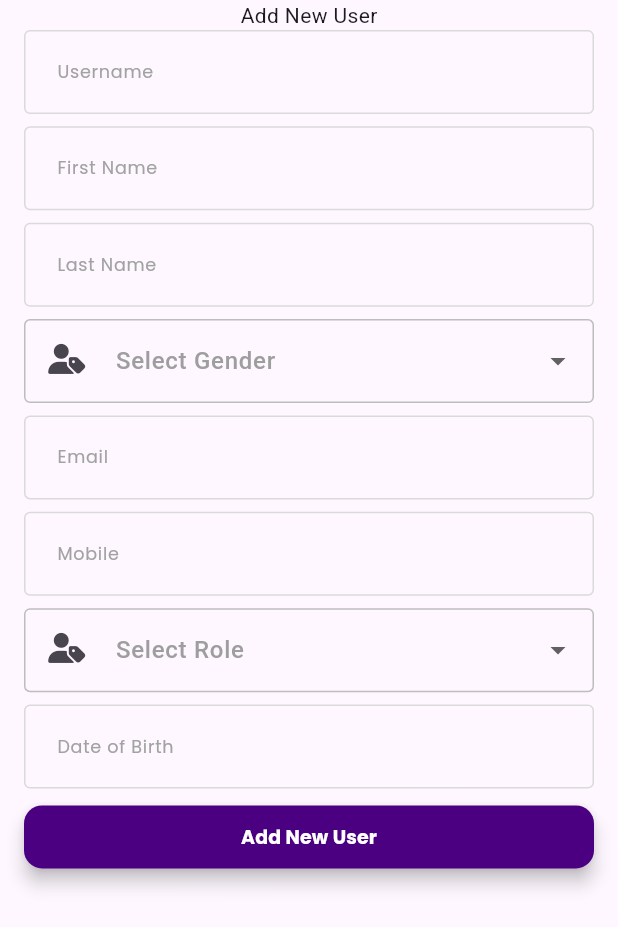
After one commit to AleeXraxa/WorkForce, a Flutter app: the AddUser screen opened directly, on a phone screen of 412 x 824 dp. The commit adds this screen. Shown: the top 927 px of the screen. Run offline on Flutter 3.47's test engine with Material 3 defaults, Android fonts, the phone set to English and light mode, and no system bars; our stand-ins replace cloud_firestore, connectivity_plus, firebase_auth, firebase_core, flutter_screenutil, font_awesome_flutter and 1 more; accounts and stored records are empty.

Commit message:
loing and account creation in admin implemented

```diff
--- a/lib/Core/app_core.dart
+++ b/lib/Core/app_core.dart
@@ -10,17 +10,18 @@ export 'package:get/get.dart';
 export 'dart:async';
 export 'package:connectivity_plus/connectivity_plus.dart';
 export 'package:font_awesome_flutter/font_awesome_flutter.dart';
+export 'package:firebase_auth/firebase_auth.dart';
 
 // Model
 
 // Views
 export 'package:workforce/splash.dart';
-export 'package:workforce/Features/Authenticatoin/View/login.dart';
+export 'package:workforce/Features/Authentication/View/login.dart';
 
 // Controller
 export 'package:workforce/shared/controllers/connectivity_controller.dart';
 export 'package:workforce/shared/controllers/pass_controller.dart';
-export 'package:workforce/Features/Authenticatoin/controller/auth_controller.dart';
+export 'package:workforce/Features/Authentication/controller/auth_controller.dart';
 
 // Custom Widgets
 export 'package:workforce/shared/Widgets/custom_field.dart';
--- /dev/null
+++ b/lib/Features/Admin/Controller/admin_controller.dart
@@ -0,0 +1,52 @@
+import 'package:workforce/Core/app_core.dart';
+import 'package:workforce/Features/Admin/model/user_model.dart';
+import 'package:workforce/Features/Admin/service/admin_service.dart';
+
+class AdminController extends GetxController {
+  // Form controllers
+  final usernameController = TextEditingController();
+  final emailController = TextEditingController();
+  final firstNameController = TextEditingController();
+  final lastNameController = TextEditingController();
+  final mobileController = TextEditingController();
+  final dobController = TextEditingController();
+
+  // Dropdown values
+  RxString selectedRole = ''.obs;
+  RxString selectedGender = ''.obs;
+
+  final AdminService _adminService = AdminService();
+
+  void setRole(String role) => selectedRole.value = role;
+
+  void setGender(String gender) => selectedGender.value = gender;
+
+  Future<void> addNewUser() async {
+    final user = UserModel(
+      id: '', // Will be updated after Firestore save
+      username: usernameController.text.trim(),
+      firstName: firstNameController.text.trim(),
+      lastName: lastNameController.text.trim(),
+      gender: selectedGender.value,
+      email: emailController.text.trim(),
+      mobile: mobileController.text.trim(),
+      role: selectedRole.value,
+      dob: dobController.text.trim(),
+    );
+
+    await _adminService.createUser(user);
+    Get.snackbar('Success', 'User added successfully');
+  }
+
+  // Optional: Dispose controllers
+  @override
+  void onClose() {
+    usernameController.dispose();
+    emailController.dispose();
+    firstNameController.dispose();
+    lastNameController.dispose();
+    mobileController.dispose();
+    dobController.dispose();
+    super.onClose();
+  }
+}
--- /dev/null
+++ b/lib/Features/Admin/model/user_model.dart
@@ -0,0 +1,50 @@
+class UserModel {
+  final String id;
+  final String username;
+  final String firstName;
+  final String lastName;
+  final String gender;
+  final String email;
+  final String mobile;
+  final String role;
+  final String dob;
+
+  UserModel({
+    required this.id,
+    required this.username,
+    required this.firstName,
+    required this.lastName,
+    required this.gender,
+    required this.email,
+    required this.mobile,
+    required this.role,
+    required this.dob,
+  });
+
+  factory UserModel.fromMap(Map<String, dynamic> map, String docId) {
+    return UserModel(
+      id: docId,
+      username: map['username'] ?? '',
+      firstName: map['firstName'] ?? '',
+      lastName: map['lastName'] ?? '',
+      gender: map['gender'] ?? '',
+      email: map['email'] ?? '',
+      mobile: map['mobile'] ?? '',
+      role: map['role'] ?? '',
+      dob: map['dob'] ?? '',
+    );
+  }
+
+  Map<String, dynamic> toMap() {
+    return {
+      'username': username,
+      'firstName': firstName,
+      'lastName': lastName,
+      'gender': gender,
+      'email': email,
+      'mobile': mobile,
+      'role': role,
+      'dob': dob,
+    };
+  }
+}
--- /dev/null
+++ b/lib/Features/Admin/service/admin_service.dart
@@ -0,0 +1,28 @@
+import 'package:cloud_firestore/cloud_firestore.dart';
+import 'package:firebase_auth/firebase_auth.dart';
+import 'package:workforce/Features/Admin/model/user_model.dart';
+
+class AdminService {
+  final FirebaseFirestore _firestore = FirebaseFirestore.instance;
+  final FirebaseAuth _auth = FirebaseAuth.instance;
+
+  Future<void> createUser(UserModel user) async {
+    try {
+      UserCredential credential = await _auth.createUserWithEmailAndPassword(
+        email: user.email,
+        password: '${user.username}123',
+      );
+
+      final uid = credential.user?.uid ?? '';
+
+      await _firestore.collection('users').doc(uid).set(user.toMap());
+    } on FirebaseAuthException catch (e) {
+      throw FirebaseAuthException(
+        code: e.code,
+        message: e.message,
+      );
+    } catch (e) {
+      rethrow;
+    }
+  }
+}
--- /dev/null
+++ b/lib/Features/Admin/view/add_user.dart
@@ -0,0 +1,124 @@
+import 'package:workforce/Core/app_core.dart';
+import 'package:workforce/Features/Admin/Controller/admin_controller.dart';
+import 'package:workforce/shared/Widgets/drop_down.dart';
+
+class AddUser extends StatefulWidget {
+  const AddUser({super.key});
+
+  @override
+  State<AddUser> createState() => AddUserState();
+}
+
+class AddUserState extends State<AddUser> {
+  final adminController = Get.find<AdminController>();
+
+  final _formKey = GlobalKey<FormState>();
+
+  @override
+  Widget build(BuildContext context) {
+    return Scaffold(
+      body: SafeArea(
+        child: SingleChildScrollView(
+          child: Padding(
+            padding: const EdgeInsets.symmetric(horizontal: 16),
+            child: Column(
+              children: [
+                Text('Add New User'),
+                Form(
+                    key: _formKey,
+                    child: Column(
+                      children: [
+                        CustomField(
+                          labelText: 'Username',
+                          controller: adminController.usernameController,
+                          validator: (val) => AppValidators.isRequired(val,
+                              fieldName: "Username"),
+                        ),
+                        SizedBox(height: 0.01.sh),
+                        CustomField(
+                          labelText: 'First Name',
+                          controller: adminController.firstNameController,
+                          validator: (val) => AppValidators.isRequired(val,
+                              fieldName: "First Name"),
+                        ),
+                        SizedBox(height: 0.01.sh),
+                        CustomField(
+                          labelText: 'Last Name',
+                          controller: adminController.lastNameController,
+                          validator: (val) => AppValidators.isRequired(val,
+                              fieldName: "Last Name"),
+                        ),
+                        SizedBox(height: 0.01.sh),
+                        Obx(() => CustomDropdownField<String>(
+                              labelText: "Select Gender",
+                              value:
+                                  adminController.selectedGender.value.isEmpty
+                                      ? null
+                                      : adminController.selectedGender.value,
+                              items: ["Male", "Female"]
+                                  .map((gender) => DropdownMenuItem(
+                                        value: gender,
+                                        child: Text(gender),
+                                      ))
+                                  .toList(),
+                              onChanged: (val) {
+                                if (val != null) adminController.setGender(val);
+                              },
+                              prefix: FontAwesomeIcons.userTag,
+                            )),
+                        SizedBox(height: 0.01.sh),
+                        CustomField(
+                          labelText: 'Email',
+                          controller: adminController.emailController,
+                          validator: AppValidators.isEmail,
+                        ),
+                        SizedBox(height: 0.01.sh),
+                        CustomField(
+                          labelText: 'Mobile',
+                          controller: adminController.mobileController,
+                          validator: AppValidators.isPhone,
+                        ),
+                        SizedBox(height: 0.01.sh),
+                        Obx(() => CustomDropdownField<String>(
+                              labelText: "Select Role",
+                              value: adminController.selectedRole.value.isEmpty
+                                  ? null
+                                  : adminController.selectedRole.value,
+                              items: ["Admin", "Employee", "Client"]
+                                  .map((role) => DropdownMenuItem(
+                                        value: role,
+                                        child: Text(role),
+                                      ))
+                                  .toList(),
+                              onChanged: (val) {
+                                if (val != null) adminController.setRole(val);
+                              },
+                              prefix: FontAwesomeIcons.userTag,
+                            )),
+                        SizedBox(height: 0.01.sh),
+                        CustomField(
+                          labelText: 'Date of Birth',
+                          controller: adminController.dobController,
+                          validator: (val) => AppValidators.isRequired(val,
+                              fieldName: "Date of Birth"),
+                        ),
+                        SizedBox(height: 0.01.sh),
+                        PrimaryBtn(
+                          btnText: 'Add New User',
+                          onTap: () {
+                            if (_formKey.currentState!.validate()) {
+                              adminController.addNewUser();
+                            }
+                          },
+                          bgColor: Appcolors.primaryColor,
+                        ),
+                      ],
+                    ))
+              ],
+            ),
+          ),
+        ),
+      ),
+    );
+  }
+}
--- /dev/null
+++ b/lib/Features/Authentication/service/auth_service.dart
@@ -0,0 +1,23 @@
+// lib/services/auth_service.dart
+
+import 'package:firebase_auth/firebase_auth.dart';
+
+class AuthService {
+  final FirebaseAuth _auth = FirebaseAuth.instance;
+
+  Future<UserCredential> loginUser(String email, String password) async {
+    return await _auth.signInWithEmailAndPassword(
+        email: email, password: password);
+  }
+
+  Future<void> sendEmailVerification() async {
+    final user = _auth.currentUser;
+    if (user != null && !user.emailVerified) {
+      await user.sendEmailVerification();
+    }
+  }
+
+  User? getCurrentUser() {
+    return _auth.currentUser;
+  }
+}
--- a/lib/Features/Authenticatoin/controller/auth_controller.dart
+++ /dev/null
@@ -1,6 +0,0 @@
-import 'package:workforce/Core/app_core.dart';
-
-class AuthController extends GetxController {
-  final emailController = TextEditingController();
-  final passController = TextEditingController();
-}
--- /dev/null
+++ b/lib/shared/Widgets/drop_down.dart
@@ -0,0 +1,69 @@
+import 'package:flutter/material.dart';
+import 'package:font_awesome_flutter/font_awesome_flutter.dart';
+
+class CustomDropdownField<T> extends StatelessWidget {
+  final String labelText;
+  final T? value;
+  final List<DropdownMenuItem<T>> items;
+  final void Function(T?) onChanged;
+  final IconData? prefix;
+  final IconData? suffix;
+  final VoidCallback? onSuffixTap;
+  final String? Function(T?)? validator;
+
+  const CustomDropdownField({
+    super.key,
+    required this.labelText,
+    required this.value,
+    required this.items,
+    required this.onChanged,
+    this.prefix,
+    this.suffix,
+    this.onSuffixTap,
+    this.validator,
+  });
+
+  @override
+  Widget build(BuildContext context) {
+    return DropdownButtonFormField<T>(
+      value: value,
+      items: items,
+      onChanged: onChanged,
+      validator: validator,
+      decoration: InputDecoration(
+        prefixIcon: prefix != null
+            ? Padding(
+                padding:
+                    const EdgeInsets.symmetric(vertical: 12, horizontal: 16),
+                child: FaIcon(prefix, size: 20),
+              )
+            : null,
+        suffixIcon: suffix != null
+            ? GestureDetector(
+                onTap: onSuffixTap,
+                child: Padding(
+                  padding:
+                      const EdgeInsets.symmetric(vertical: 12, horizontal: 16),
+                  child: FaIcon(suffix, size: 20),
+                ),
+              )
+            : null,
+        border: const OutlineInputBorder(),
+        enabledBorder: const OutlineInputBorder(
+          borderSide: BorderSide(color: Color(0xFFBDBDBD), width: 1),
+        ),
+        focusedBorder: OutlineInputBorder(
+          borderSide: const BorderSide(color: Color(0xFF2196F3), width: 2),
+          borderRadius: BorderRadius.circular(8),
+        ),
+        contentPadding:
+            const EdgeInsets.symmetric(vertical: 16, horizontal: 18),
+        labelText: labelText,
+        labelStyle: const TextStyle(
+          color: Colors.grey,
+          fontWeight: FontWeight.w500,
+        ),
+      ),
+    );
+  }
+}
--- a/lib/shared/bindings/initial_bindings.dart
+++ b/lib/shared/bindings/initial_bindings.dart
@@ -1,4 +1,5 @@
 import 'package:workforce/Core/app_core.dart';
+import 'package:workforce/Features/Admin/Controller/admin_controller.dart';
 
 class InitialBinding extends Bindings {
   @override
@@ -6,5 +7,6 @@ class InitialBinding extends Bindings {
     Get.put<ConnectivityController>(ConnectivityController(), permanent: true);
     Get.put(PassController());
     Get.put(AuthController());
+    Get.put(AdminController());
   }
 }
--- a/lib/shared/utils/textstyles.dart
+++ b/lib/shared/utils/textstyles.dart
@@ -26,7 +26,7 @@ class AppTextStyles {
   );
   static TextStyle primaryBtnText = TextStyle(
     color: Colors.white,
-    fontSize: 14.sp,
+    fontSize: 13.sp,
     fontFamily: 'Poppins',
     fontWeight: FontWeight.w700,
   );
--- a/pubspec.yaml
+++ b/pubspec.yaml
@@ -17,6 +17,8 @@ dependencies:
   connectivity_plus: ^5.0.2
   font_awesome_flutter: ^10.7.0
   firebase_core: ^3.14.0
+  firebase_auth: ^5.6.0
+  cloud_firestore: ^5.6.9
 
 dev_dependencies:
   flutter_test:
```
Also changed, not shown: lib/Features/Authentication/View/login.dart (renamed from lib/Features/Authenticatoin/View/login.dart, +7 -2 lines), lib/Features/Authentication/controller/auth_controller.dart (added, +152 -0 lines), lib/shared/Widgets/custom Dialogs/auth_dialog.dart (added, +35 -0 lines), pubspec.lock, 4 other files.
